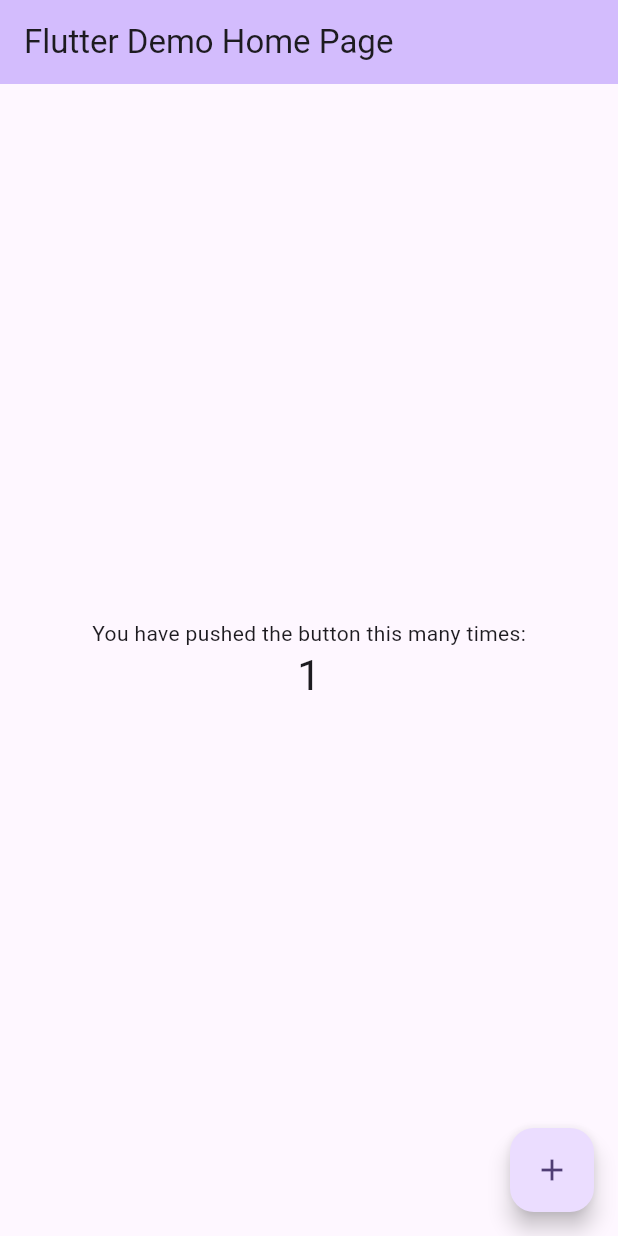
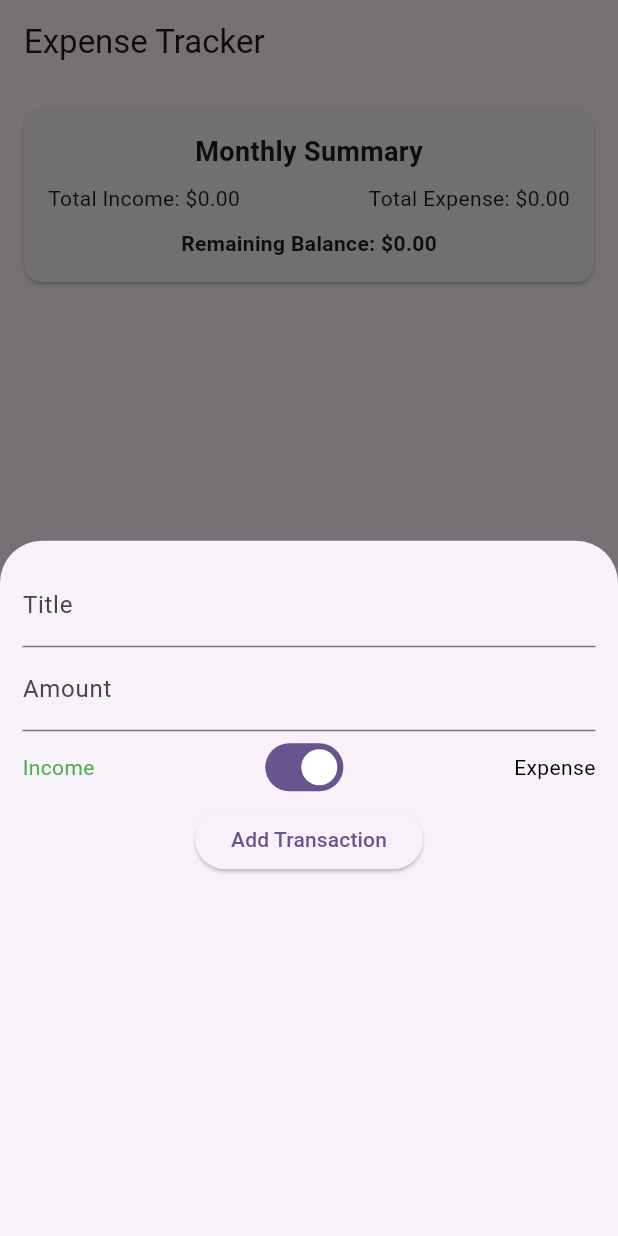
Before and after one commit to NiazSagor/flutter_provider, a Flutter app: the screen it shows after launch, after a tap on the "add" icon, on a phone screen of 412 x 824 dp. Run offline on Flutter 3.47's test engine with Material 3 defaults, Android fonts, the phone set to English and light mode, and no system bars.

Commit message:
:sparkles: Implement expense tracker core features
- Add `provider` package for state management.
- Introduce `Transaction` model to represent financial transactions.
- Implement `TransactionProvider` to manage transaction state, including adding, removing, and calculating totals.
- Create a `HomeScreen` as the main UI.
- Develop `AddTransaction` widget with a modal bottom sheet to input new transactions.
- Implement `TransactionList` to display all transactions.
- Add `SummaryCard` to show total income, expense, and remaining balance.
- Remove default `MyHomePage` and counter logic.

```diff
--- a/lib/main.dart
+++ b/lib/main.dart
@@ -1,4 +1,7 @@
+import 'package:expense_tracker_provider/provider/transaction_provider.dart';
+import 'package:expense_tracker_provider/ui/home_screen.dart';
 import 'package:flutter/material.dart';
+import 'package:provider/provider.dart';
 
 void main() {
   runApp(const MyApp());
@@ -7,45 +10,23 @@ void main() {
 class MyApp extends StatelessWidget {
   const MyApp({super.key});
 
-  // This widget is the root of your application.
   @override
   Widget build(BuildContext context) {
-    return MaterialApp(
-      title: 'Flutter Demo',
-      theme: ThemeData(
-        // This is the theme of your application.
-        //
-        // TRY THIS: Try running your application with "flutter run". You'll see
-        // the application has a purple toolbar. Then, without quitting the app,
-        // try changing the seedColor in the colorScheme below to Colors.green
-        // and then invoke "hot reload" (save your changes or press the "hot
-        // reload" button in a Flutter-supported IDE, or press "r" if you used
-        // the command line to start the app).
-        //
-        // Notice that the counter didn't reset back to zero; the application
-        // state is not lost during the reload. To reset the state, use hot
-        // restart instead.
-        //
-        // This works for code too, not just values: Most code changes can be
-        // tested with just a hot reload.
-        colorScheme: ColorScheme.fromSeed(seedColor: Colors.deepPurple),
+    return ChangeNotifierProvider(
+      create: (context) => TransactionProvider(),
+      child: MaterialApp(
+        title: 'Flutter Demo',
+        theme: ThemeData(
+          colorScheme: ColorScheme.fromSeed(seedColor: Colors.deepPurple),
+        ),
+        home: const HomeScreen(),
       ),
-      home: const MyHomePage(title: 'Flutter Demo Home Page'),
     );
   }
 }
 
 class MyHomePage extends StatefulWidget {
   const MyHomePage({super.key, required this.title});
-
-  // This widget is the home page of your application. It is stateful, meaning
-  // that it has a State object (defined below) that contains fields that affect
-  // how it looks.
-
-  // This class is the configuration for the state. It holds the values (in this
-  // case the title) provided by the parent (in this case the App widget) and
-  // used by the build method of the State. Fields in a Widget subclass are
-  // always marked "final".
 
   final String title;
 
@@ -58,50 +39,19 @@ class _MyHomePageState extends State<MyHomePage> {
 
   void _incrementCounter() {
     setState(() {
-      // This call to setState tells the Flutter framework that something has
-      // changed in this State, which causes it to rerun the build method below
-      // so that the display can reflect the updated values. If we changed
-      // _counter without calling setState(), then the build method would not be
-      // called again, and so nothing would appear to happen.
       _counter++;
     });
   }
 
   @override
   Widget build(BuildContext context) {
-    // This method is rerun every time setState is called, for instance as done
-    // by the _incrementCounter method above.
-    //
-    // The Flutter framework has been optimized to make rerunning build methods
-    // fast, so that you can just rebuild anything that needs updating rather
-    // than having to individually change instances of widgets.
     return Scaffold(
       appBar: AppBar(
-        // TRY THIS: Try changing the color here to a specific color (to
-        // Colors.amber, perhaps?) and trigger a hot reload to see the AppBar
-        // change color while the other colors stay the same.
         backgroundColor: Theme.of(context).colorScheme.inversePrimary,
-        // Here we take the value from the MyHomePage object that was created by
-        // the App.build method, and use it to set our appbar title.
         title: Text(widget.title),
       ),
       body: Center(
-        // Center is a layout widget. It takes a single child and positions it
-        // in the middle of the parent.
         child: Column(
-          // Column is also a layout widget. It takes a list of children and
-          // arranges them vertically. By default, it sizes itself to fit its
-          // children horizontally, and tries to be as tall as its parent.
-          //
-          // Column has various properties to control how it sizes itself and
-          // how it positions its children. Here we use mainAxisAlignment to
-          // center the children vertically; the main axis here is the vertical
-          // axis because Columns are vertical (the cross axis would be
-          // horizontal).
-          //
-          // TRY THIS: Invoke "debug painting" (choose the "Toggle Debug Paint"
-          // action in the IDE, or press "p" in the console), to see the
-          // wireframe for each widget.
           mainAxisAlignment: MainAxisAlignment.center,
           children: <Widget>[
             const Text('You have pushed the button this many times:'),
@@ -116,7 +66,7 @@ class _MyHomePageState extends State<MyHomePage> {
         onPressed: _incrementCounter,
         tooltip: 'Increment',
         child: const Icon(Icons.add),
-      ), // This trailing comma makes auto-formatting nicer for build methods.
+      ),
     );
   }
 }
--- /dev/null
+++ b/lib/model/transaction.dart
@@ -0,0 +1,15 @@
+class Transaction {
+  final String id;
+  final String title;
+  final double amount;
+  final DateTime date;
+  final bool isIncome;
+
+  Transaction({
+    required this.id,
+    required this.title,
+    required this.amount,
+    required this.date,
+    required this.isIncome,
+  });
+}
--- /dev/null
+++ b/lib/provider/transaction_provider.dart
@@ -0,0 +1,28 @@
+import 'package:expense_tracker_provider/model/transaction.dart';
+import 'package:flutter/material.dart';
+
+class TransactionProvider with ChangeNotifier {
+  final List<Transaction> _transactions = [];
+
+  List<Transaction> get transactions => List.unmodifiable(_transactions);
+
+  void addTransaction(Transaction transaction) {
+    _transactions.add(transaction);
+    notifyListeners();
+  }
+
+  void removeTransaction(Transaction transaction) {
+    _transactions.remove(transaction);
+    notifyListeners();
+  }
+
+  double get totalIncome => _transactions
+      .where((transaction) => transaction.isIncome)
+      .fold(0, (sum, transaction) => sum + transaction.amount);
+
+  double get totalExpense => _transactions
+      .where((transaction) => !transaction.isIncome)
+      .fold(0, (sum, transaction) => sum + transaction.amount);
+
+  double get remainingBalance => totalIncome - totalExpense;
+}
--- /dev/null
+++ b/lib/ui/home_screen.dart
@@ -0,0 +1,30 @@
+import 'package:expense_tracker_provider/ui/widget/add_transaction.dart';
+import 'package:expense_tracker_provider/ui/widget/summary_card.dart';
+import 'package:expense_tracker_provider/ui/widget/transaction_list.dart';
+import 'package:flutter/material.dart';
+
+class HomeScreen extends StatelessWidget {
+  const HomeScreen({super.key});
+
+  @override
+  Widget build(BuildContext context) {
+    return Scaffold(
+      appBar: AppBar(title: Text("Expense Tracker")),
+      floatingActionButton: FloatingActionButton(
+        onPressed: () {
+          showModalBottomSheet(
+            context: context,
+            builder: (_) => AddTransaction(),
+          );
+        },
+        child: Icon(Icons.add),
+      ),
+      body: Column(
+        children: [
+          SummaryCard(),
+          Expanded(child: TransactionList()),
+        ],
+      ),
+    );
+  }
+}
--- /dev/null
+++ b/lib/ui/widget/add_transaction.dart
@@ -0,0 +1,81 @@
+import 'package:expense_tracker_provider/model/transaction.dart';
+import 'package:expense_tracker_provider/provider/transaction_provider.dart';
+import 'package:flutter/material.dart';
+import 'package:provider/provider.dart';
+
+class AddTransaction extends StatefulWidget {
+  const AddTransaction({super.key});
+
+  @override
+  State<AddTransaction> createState() => _AddTransactionState();
+}
+
+class _AddTransactionState extends State<AddTransaction> {
+  final titleController = TextEditingController();
+  final amountController = TextEditingController();
+  bool _isIncome = true;
+
+  void submitData() {
+    final enteredTitle = titleController.text;
+    final enteredAmount = double.parse(amountController.text);
+    if (enteredTitle.isEmpty || enteredAmount <= 0) {
+      return;
+    }
+    Provider.of<TransactionProvider>(context, listen: false).addTransaction(
+      Transaction(
+        id: DateTime.now().toString(),
+        title: enteredTitle,
+        amount: enteredAmount,
+        date: DateTime.now(),
+        isIncome: _isIncome,
+      ),
+    );
+    Navigator.of(context).pop();
+  }
+
+  @override
+  Widget build(BuildContext context) {
+    return Padding(
+      padding: EdgeInsets.all(15),
+      child: Column(
+        children: [
+          TextField(
+            controller: titleController,
+            decoration: InputDecoration(labelText: "Title"),
+          ),
+          TextField(
+            controller: amountController,
+            decoration: InputDecoration(labelText: "Amount"),
+          ),
+
+          Row(
+            mainAxisAlignment: MainAxisAlignment.spaceBetween,
+            children: [
+              Text(
+                "Income",
+                style: TextStyle(
+                  color: _isIncome ? Colors.green : Colors.black,
+                ),
+              ),
+              Switch(
+                value: _isIncome,
+                onChanged: (value) {
+                  setState(() {
+                    _isIncome = value;
+                  });
+                },
+              ),
+              Text(
+                "Expense",
+                style: TextStyle(
+                  color: _isIncome == false ? Colors.red : Colors.black,
+                ),
+              ),
+            ],
+          ),
+          ElevatedButton(onPressed: submitData, child: Text("Add Transaction")),
+        ],
+      ),
+    );
+  }
+}
--- /dev/null
+++ b/lib/ui/widget/summary_card.dart
@@ -0,0 +1,44 @@
+import 'package:expense_tracker_provider/provider/transaction_provider.dart';
+import 'package:flutter/material.dart';
+import 'package:provider/provider.dart';
+
+class SummaryCard extends StatelessWidget {
+  const SummaryCard({super.key});
+
+  @override
+  Widget build(BuildContext context) {
+    final transactionProvider = Provider.of<TransactionProvider>(context);
+
+    return Card(
+      margin: const EdgeInsets.all(16),
+      child: Padding(
+        padding: const EdgeInsets.all(16.0),
+        child: Column(
+          children: [
+            const Text(
+              'Monthly Summary',
+              style: TextStyle(fontSize: 18, fontWeight: FontWeight.bold),
+            ),
+            const SizedBox(height: 8),
+            Row(
+              mainAxisAlignment: MainAxisAlignment.spaceBetween,
+              children: [
+                Text(
+                  'Total Income: \$${transactionProvider.totalIncome.toStringAsFixed(2)}',
+                ),
+                Text(
+                  'Total Expense: \$${transactionProvider.totalExpense.toStringAsFixed(2)}',
+                ),
+              ],
+            ),
+            const SizedBox(height: 10),
+            Text(
+              'Remaining Balance: \$${transactionProvider.remainingBalance.toStringAsFixed(2)}',
+              style: const TextStyle(fontWeight: FontWeight.bold),
+            ),
+          ],
+        ),
+      ),
+    );
+  }
+}
--- /dev/null
+++ b/lib/ui/widget/transaction_list.dart
@@ -0,0 +1,37 @@
+import 'package:expense_tracker_provider/provider/transaction_provider.dart';
+import 'package:flutter/material.dart';
+import 'package:provider/provider.dart';
+
+class TransactionList extends StatelessWidget {
+  const TransactionList({super.key});
+
+  @override
+  Widget build(BuildContext context) {
+    final transactionProvider = Provider.of<TransactionProvider>(context);
+
+    return ListView.builder(
+      itemCount: transactionProvider.transactions.length,
+      itemBuilder: (ctx, index) {
+        final tx = transactionProvider.transactions[index];
+        return GestureDetector(
+          onLongPress: () {
+            transactionProvider.removeTransaction(
+              transactionProvider.transactions[index],
+            );
+          },
+          child: ListTile(
+            title: Text(tx.title),
+            subtitle: Text(tx.date.toString()),
+            trailing: Text(
+              '\$${tx.amount.toStringAsFixed(2)}',
+              style: TextStyle(
+                color: tx.isIncome ? Colors.green : Colors.red,
+                fontWeight: FontWeight.bold,
+              ),
+            ),
+          ),
+        );
+      },
+    );
+  }
+}
--- a/pubspec.yaml
+++ b/pubspec.yaml
@@ -34,6 +34,7 @@ dependencies:
   # The following adds the Cupertino Icons font to your application.
   # Use with the CupertinoIcons class for iOS style icons.
   cupertino_icons: ^1.0.8
+  provider: ^6.1.5+1
 
 dev_dependencies:
   flutter_test:
```
Also changed, not shown: pubspec.lock.
